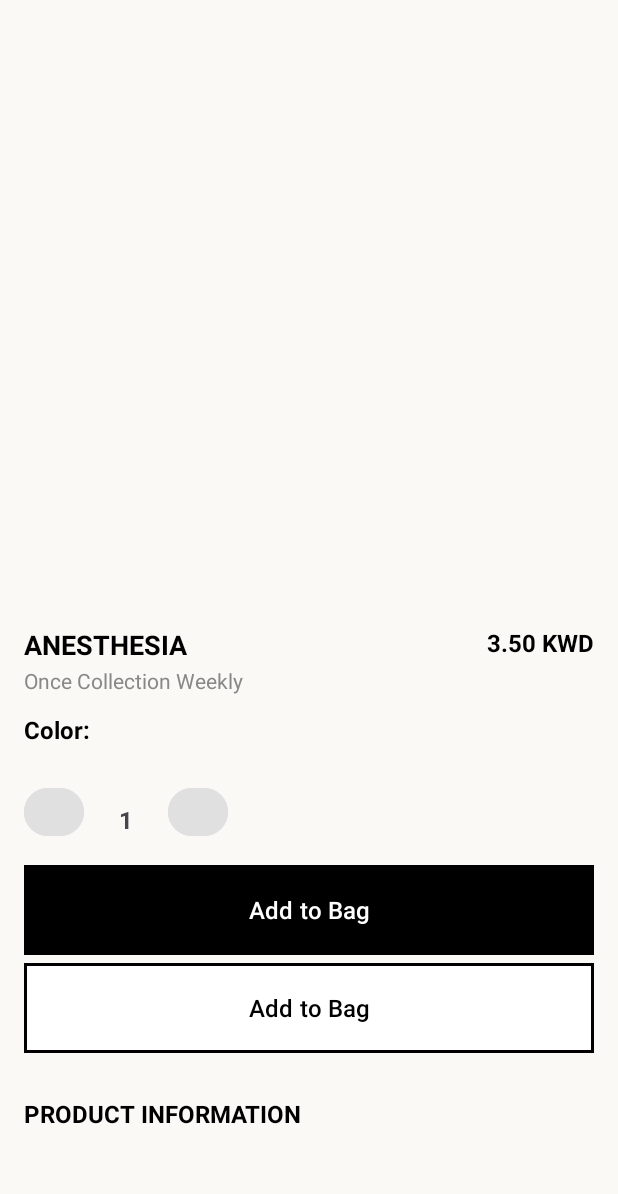
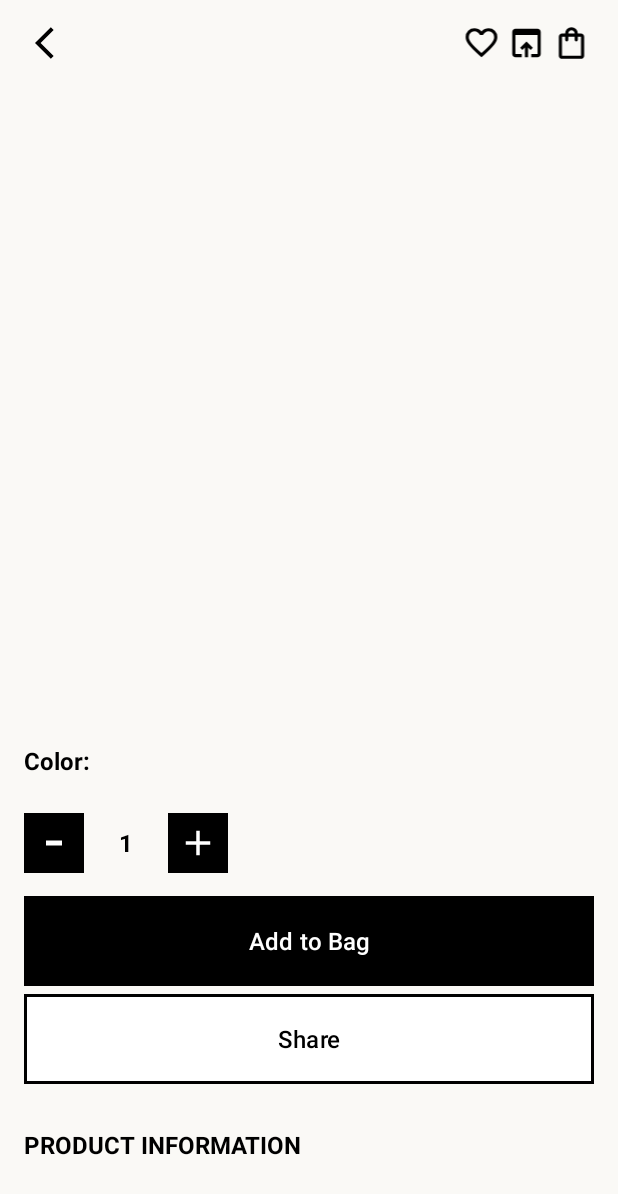
Before and after one commit to AyushNetTech/Demo-E-Commerce, an Android app built with Jetpack Compose: the screen it shows after launch (ProductActivity), on a phone screen of 412 x 824 dp. Shown: the top 1194 px of the screen. Run offline under Robolectric (Android 15) with nearby library versions, the phone set to English and light mode, and no system bars; pictures from the network do not load.

Commit message:
adding some icons

```diff
--- a/app/src/main/java/com/example/e_commers/ProductActivity.kt
+++ b/app/src/main/java/com/example/e_commers/ProductActivity.kt
@@ -20,6 +20,7 @@ class ProductActivity : AppCompatActivity() {
     private lateinit var productBrandName: TextView
     private lateinit var productPrice: TextView
     private lateinit var productBrandDis: TextView
+    private lateinit var productSku: TextView
     private lateinit var productDescription: TextView
 
     private val viewModel: ProductViewModel by viewModels()
@@ -31,6 +32,7 @@ class ProductActivity : AppCompatActivity() {
 
         productImage = findViewById(R.id.productImage)
         productTitle = findViewById(R.id.Title)
+        productSku = findViewById(R.id.productSku)
         productPrice = findViewById(R.id.productPrice)
         productBrandName = findViewById(R.id.productTitle)
         productBrandDis = findViewById(R.id.productSubTitle)
@@ -45,6 +47,7 @@ class ProductActivity : AppCompatActivity() {
             val firstWord = BrandFName.firstOrNull() ?: ""
             productBrandDis.text = product.data.name
             productBrandName.text= firstWord.uppercase()
+            productSku.text = "Sku: ${product.data.sku}"
             val num=product.data.price.toDouble()
             productPrice.text = "${"%.2f".format(num)} KWD"
             productDescription.text = product.data.description
--- /dev/null
+++ b/app/src/main/res/drawable/add.xml
@@ -0,0 +1,10 @@
+<vector xmlns:android="http://schemas.android.com/apk/res/android"
+    android:width="24dp"
+    android:height="24dp"
+    android:viewportWidth="960"
+    android:viewportHeight="960"
+    >
+  <path
+      android:pathData="M440,520L200,520v-80h240v-240h80v240h240v80L520,520v240h-80v-240Z"
+      android:fillColor="#FFFFFF"/>
+</vector>
--- /dev/null
+++ b/app/src/main/res/drawable/backarrow.xml
@@ -0,0 +1,9 @@
+<vector xmlns:android="http://schemas.android.com/apk/res/android"
+    android:width="24dp"
+    android:height="24dp"
+    android:viewportWidth="960"
+    android:viewportHeight="960">
+  <path
+      android:pathData="M400,880 L0,480l400,-400 71,71 -329,329 329,329 -71,71Z"
+      android:fillColor="#000000"/>
+</vector>
--- /dev/null
+++ b/app/src/main/res/drawable/bag.xml
@@ -0,0 +1,9 @@
+<vector xmlns:android="http://schemas.android.com/apk/res/android"
+    android:width="24dp"
+    android:height="24dp"
+    android:viewportWidth="960"
+    android:viewportHeight="960">
+  <path
+      android:pathData="M240,880q-33,0 -56.5,-23.5T160,800v-480q0,-33 23.5,-56.5T240,240h80q0,-66 47,-113t113,-47q66,0 113,47t47,113h80q33,0 56.5,23.5T800,320v480q0,33 -23.5,56.5T720,880L240,880ZM240,800h480v-480h-80v80q0,17 -11.5,28.5T600,440q-17,0 -28.5,-11.5T560,400v-80L400,320v80q0,17 -11.5,28.5T360,440q-17,0 -28.5,-11.5T320,400v-80h-80v480ZM400,240h160q0,-33 -23.5,-56.5T480,160q-33,0 -56.5,23.5T400,240ZM240,800v-480,480Z"
+      android:fillColor="#000000"/>
+</vector>
--- /dev/null
+++ b/app/src/main/res/drawable/favorite.xml
@@ -0,0 +1,9 @@
+<vector xmlns:android="http://schemas.android.com/apk/res/android"
+    android:width="24dp"
+    android:height="24dp"
+    android:viewportWidth="960"
+    android:viewportHeight="960">
+  <path
+      android:pathData="m480,840 l-58,-52q-101,-91 -167,-157T150,512.5Q111,460 95.5,416T80,326q0,-94 63,-157t157,-63q52,0 99,22t81,62q34,-40 81,-62t99,-22q94,0 157,63t63,157q0,46 -15.5,90T810,512.5Q771,565 705,631T538,788l-58,52ZM480,732q96,-86 158,-147.5t98,-107q36,-45.5 50,-81t14,-70.5q0,-60 -40,-100t-100,-40q-47,0 -87,26.5T518,280h-76q-15,-41 -55,-67.5T300,186q-60,0 -100,40t-40,100q0,35 14,70.5t50,81q36,45.5 98,107T480,732ZM480,459Z"
+      android:fillColor="#000000"/>
+</vector>
--- /dev/null
+++ b/app/src/main/res/drawable/openbrowser.xml
@@ -0,0 +1,9 @@
+<vector xmlns:android="http://schemas.android.com/apk/res/android"
+    android:width="24dp"
+    android:height="24dp"
+    android:viewportWidth="960"
+    android:viewportHeight="960">
+  <path
+      android:pathData="M200,840q-33,0 -56.5,-23.5T120,760v-560q0,-33 23.5,-56.5T200,120h560q33,0 56.5,23.5T840,200v560q0,33 -23.5,56.5T760,840L600,840v-80h160v-480L200,280v480h160v80L200,840ZM440,840v-246l-64,64 -56,-58 160,-160 160,160 -56,58 -64,-64v246h-80Z"
+      android:fillColor="#000000"/>
+</vector>
--- /dev/null
+++ b/app/src/main/res/drawable/remove.xml
@@ -0,0 +1,9 @@
+<vector xmlns:android="http://schemas.android.com/apk/res/android"
+    android:width="5dp"
+    android:height="10dp"
+    android:viewportWidth="960"
+    android:viewportHeight="960">
+  <path
+      android:pathData="M240,520v-80h480v80L240,520Z"
+      android:fillColor="#FFFFFF"/>
+</vector>
--- a/app/src/main/res/layout/activity_product.xml
+++ b/app/src/main/res/layout/activity_product.xml
@@ -1,5 +1,6 @@
 <ScrollView xmlns:android="http://schemas.android.com/apk/res/android"
     xmlns:app="http://schemas.android.com/apk/res-auto"
+    xmlns:tools="http://schemas.android.com/tools"
     android:layout_width="match_parent"
     android:layout_height="match_parent"
     android:background="#FAF9F6">
@@ -15,17 +16,46 @@
             android:layout_width="match_parent"
             android:layout_height="35dp">
 
+            <ImageView
+                android:id="@+id/BackBtn"
+                android:layout_width="40dp"
+                android:layout_height="25dp"
+                android:src="@drawable/backarrow"
+                app:layout_constraintStart_toStartOf="parent" />
+
             <TextView
                 android:id="@+id/Title"
-                android:layout_width="match_parent"
+                android:layout_width="wrap_content"
                 android:layout_height="match_parent"
                 android:gravity="top"
                 android:textAlignment="center"
                 android:textColor="@color/black"
                 android:textSize="17sp"
                 android:textStyle="bold"
-                app:layout_constraintBottom_toBottomOf="parent"
-                app:layout_constraintTop_toTopOf="parent" />
+                app:layout_constraintEnd_toStartOf="@+id/Favorite"
+                app:layout_constraintStart_toEndOf="@+id/BackBtn" />
+
+            <ImageView
+                android:id="@+id/Favorite"
+                android:layout_width="30dp"
+                android:layout_height="25dp"
+                android:src="@drawable/favorite"
+                app:layout_constraintEnd_toStartOf="@+id/OpenBrowser" />
+
+            <ImageView
+                android:id="@+id/OpenBrowser"
+                android:layout_width="30dp"
+                android:layout_height="25dp"
+                android:src="@drawable/openbrowser"
+                app:layout_constraintEnd_toStartOf="@+id/Bag" />
+
+            <ImageView
+                android:id="@+id/Bag"
+                android:layout_width="30dp"
+                android:layout_height="25dp"
+                android:src="@drawable/bag"
+                app:layout_constraintEnd_toEndOf="parent" />
+
         </androidx.constraintlayout.widget.ConstraintLayout>
         <ImageView
             android:id="@+id/productImage"
@@ -52,7 +82,6 @@
                 android:id="@+id/productTitle"
                 android:layout_width="match_parent"
                 android:layout_height="wrap_content"
-                android:text="ANESTHESIA"
                 android:textColor="@color/black"
                 android:textSize="18sp"
                 android:textStyle="bold"
@@ -66,7 +95,6 @@
                 android:layout_width="wrap_content"
                 android:layout_height="wrap_content"
                 android:layout_gravity="center_horizontal"
-                android:text="3.50 KWD"
                 android:textColor="@color/black"
                 android:textSize="16sp"
                 android:textStyle="bold"
@@ -77,8 +105,14 @@
             android:id="@+id/productSubTitle"
             android:layout_width="match_parent"
             android:layout_height="wrap_content"
-            android:text="Once Collection Weekly"
             android:textSize="14sp"
+            android:textColor="#888888"
+            android:layout_marginTop="2dp"/>
+        <TextView
+            android:id="@+id/productSku"
+            android:layout_width="match_parent"
+            android:layout_height="wrap_content"
+            android:textSize="13sp"
             android:textColor="#888888"
             android:layout_marginTop="2dp"/>
 
@@ -112,13 +146,15 @@
             android:layout_height="wrap_content"
             android:orientation="horizontal"
             android:layout_marginTop="16dp">
-            <Button
+            <ImageView
                 android:id="@+id/btnMinus"
                 android:layout_width="40dp"
                 android:layout_height="40dp"
+                android:src="@drawable/remove"
+                android:background="@color/black"
                 android:text="-"
-                android:textSize="20sp"
-                android:backgroundTint="#E0E0E0" />
+                android:textSize="16sp"
+                android:textColor="@color/white" />
 
             <TextView
                 android:id="@+id/tvQuantity"
@@ -128,15 +164,25 @@
                 android:text="1"
                 android:textSize="16sp"
                 android:textStyle="bold"
+                android:textColor="@color/black"
                 android:layout_marginHorizontal="8dp" />
 
-            <Button
+            <LinearLayout
                 android:id="@+id/btnPlus"
                 android:layout_width="40dp"
                 android:layout_height="40dp"
-                android:text="+"
-                android:textSize="20sp"
-                android:backgroundTint="#E0E0E0" />
+                android:background="@color/black"
+                android:gravity="center">
+
+                <ImageView
+                    android:layout_width="28dp"
+                    android:layout_height="28dp"
+                    android:src="@drawable/add"
+                    android:background="@color/black"
+                    android:textSize="16sp"
+                    android:textColor="@color/white" />
+            </LinearLayout>
+
         </LinearLayout>
 
         <!-- Add to Bag Button -->
@@ -159,7 +205,7 @@
             android:id="@+id/btnShare"
             android:layout_width="match_parent"
             android:layout_height="60dp"
-            android:text="Add to Bag"
+            android:text="Share"
             android:textSize="16sp"
             android:layout_marginBottom="5dp"
             android:textColor="@color/black"
```
